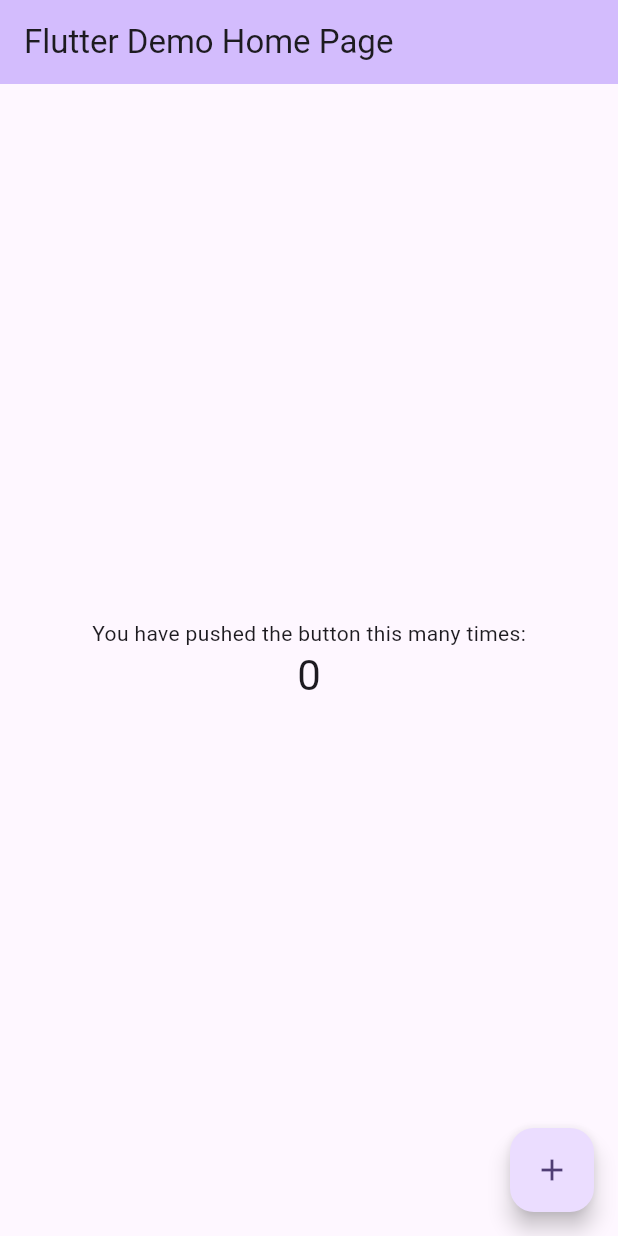
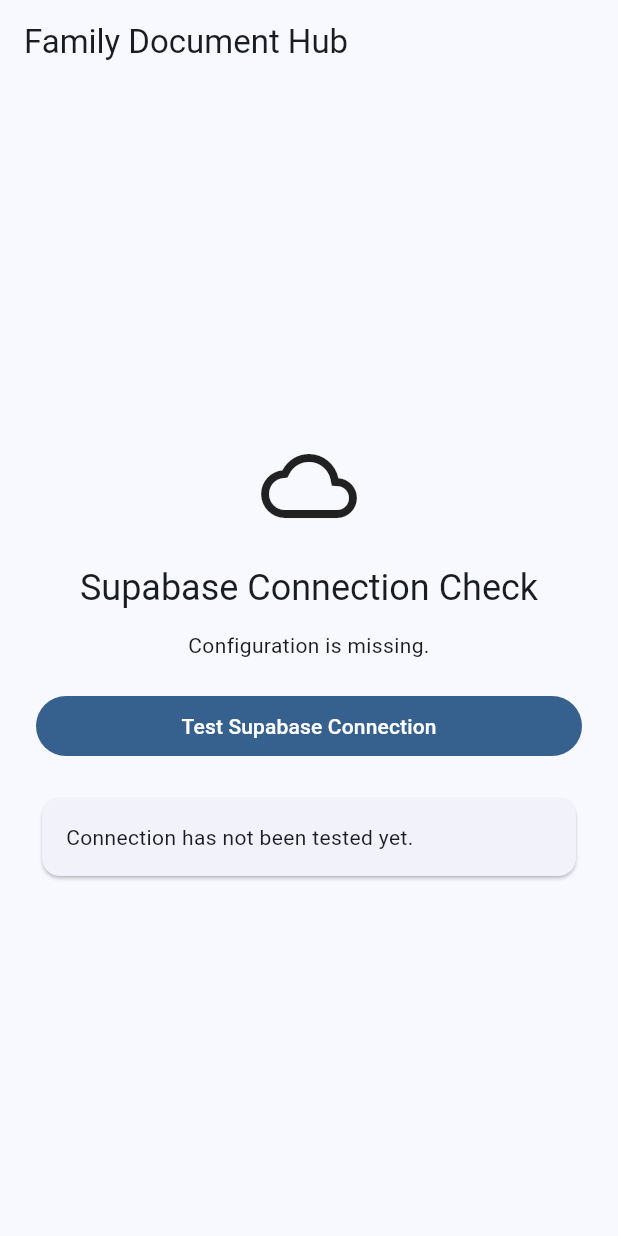
Before and after one commit to Hammad2311/family-document-hub, a Flutter app: the screen it shows after launch, on a phone screen of 412 x 824 dp. Run offline on Flutter 3.47's test engine with Material 3 defaults, Android fonts, the phone set to English and light mode, and no system bars; our stand-ins replace supabase_flutter; accounts and stored records are empty.

Commit message:
feat: initialize Flutter Supabase connection

```diff
--- /dev/null
+++ b/lib/core/config/supabase_config.dart
@@ -0,0 +1,14 @@
+class SupabaseConfig {
+  SupabaseConfig._();
+
+  static const String url = String.fromEnvironment(
+    'SUPABASE_URL',
+  );
+
+  static const String publishableKey = String.fromEnvironment(
+    'SUPABASE_PUBLISHABLE_KEY',
+  );
+
+  static bool get isConfigured =>
+      url.isNotEmpty && publishableKey.isNotEmpty;
+}
--- a/lib/main.dart
+++ b/lib/main.dart
@@ -1,121 +1,170 @@
 import 'package:flutter/material.dart';
+import 'package:supabase_flutter/supabase_flutter.dart';
 
-void main() {
-  runApp(const MyApp());
+import 'core/config/supabase_config.dart';
+
+Future<void> main() async {
+  WidgetsFlutterBinding.ensureInitialized();
+
+  final isConfigured = SupabaseConfig.isConfigured;
+
+  if (isConfigured) {
+    await Supabase.initialize(
+      url: SupabaseConfig.url,
+      publishableKey: SupabaseConfig.publishableKey,
+    );
+  }
+
+  runApp(
+    FamilyDocumentHubApp(
+      isSupabaseConfigured: isConfigured,
+    ),
+  );
 }
 
-class MyApp extends StatelessWidget {
-  const MyApp({super.key});
+class FamilyDocumentHubApp extends StatelessWidget {
+  const FamilyDocumentHubApp({
+    required this.isSupabaseConfigured,
+    super.key,
+  });
 
-  // This widget is the root of your application.
+  final bool isSupabaseConfigured;
+
   @override
   Widget build(BuildContext context) {
     return MaterialApp(
-      title: 'Flutter Demo',
+      title: 'Family Document Hub',
+      debugShowCheckedModeBanner: false,
       theme: ThemeData(
-        // This is the theme of your application.
-        //
-        // TRY THIS: Try running your application with "flutter run". You'll see
-        // the application has a purple toolbar. Then, without quitting the app,
-        // try changing the seedColor in the colorScheme below to Colors.green
-        // and then invoke "hot reload" (save your changes or press the "hot
-        // reload" button in a Flutter-supported IDE, or press "r" if you used
-        // the command line to start the app).
-        //
-        // Notice that the counter didn't reset back to zero; the application
-        // state is not lost during the reload. To reset the state, use hot
-        // restart instead.
-        //
-        // This works for code too, not just values: Most code changes can be
-        // tested with just a hot reload.
-        colorScheme: .fromSeed(seedColor: Colors.deepPurple),
+        colorScheme: ColorScheme.fromSeed(
+          seedColor: Colors.blue,
+        ),
+        useMaterial3: true,
       ),
-      home: const MyHomePage(title: 'Flutter Demo Home Page'),
+      home: SupabaseConnectionPage(
+        isConfigured: isSupabaseConfigured,
+      ),
     );
   }
 }
 
-class MyHomePage extends StatefulWidget {
-  const MyHomePage({super.key, required this.title});
+class SupabaseConnectionPage extends StatefulWidget {
+  const SupabaseConnectionPage({
+    required this.isConfigured,
+    super.key,
+  });
 
-  // This widget is the home page of your application. It is stateful, meaning
-  // that it has a State object (defined below) that contains fields that affect
-  // how it looks.
-
-  // This class is the configuration for the state. It holds the values (in this
-  // case the title) provided by the parent (in this case the App widget) and
-  // used by the build method of the State. Fields in a Widget subclass are
-  // always marked "final".
-
-  final String title;
+  final bool isConfigured;
 
   @override
-  State<MyHomePage> createState() => _MyHomePageState();
+  State<SupabaseConnectionPage> createState() =>
+      _SupabaseConnectionPageState();
 }
 
-class _MyHomePageState extends State<MyHomePage> {
-  int _counter = 0;
+class _SupabaseConnectionPageState
+    extends State<SupabaseConnectionPage> {
+  String _status = 'Connection has not been tested yet.';
+  bool _isChecking = false;
 
-  void _incrementCounter() {
+  Future<void> _testConnection() async {
+    if (!widget.isConfigured) {
+      setState(() {
+        _status =
+            'Configuration missing. Start the app with the required '
+            'SUPABASE_URL and SUPABASE_PUBLISHABLE_KEY values.';
+      });
+      return;
+    }
+
     setState(() {
-      // This call to setState tells the Flutter framework that something has
-      // changed in this State, which causes it to rerun the build method below
-      // so that the display can reflect the updated values. If we changed
-      // _counter without calling setState(), then the build method would not be
-      // called again, and so nothing would appear to happen.
-      _counter++;
+      _isChecking = true;
+      _status = 'Checking Supabase connection...';
     });
+
+    try {
+      final rows = await Supabase.instance.client
+          .from('document_categories')
+          .select('id')
+          .limit(1);
+
+      if (!mounted) return;
+
+      setState(() {
+        _status =
+            'Supabase API responded successfully.\n'
+            'Accessible category rows: ${rows.length}.\n\n'
+            'An empty result can be normal before login because '
+            'our RLS policies restrict category reads to authenticated '
+            'users.';
+      });
+    } catch (error) {
+      if (!mounted) return;
+
+      setState(() {
+        _status = 'Connection check failed:\n$error';
+      });
+    } finally {
+      if (mounted) {
+        setState(() {
+          _isChecking = false;
+        });
+      }
+    }
   }
 
   @override
   Widget build(BuildContext context) {
-    // This method is rerun every time setState is called, for instance as done
-    // by the _incrementCounter method above.
-    //
-    // The Flutter framework has been optimized to make rerunning build methods
-    // fast, so that you can just rebuild anything that needs updating rather
-    // than having to individually change instances of widgets.
     return Scaffold(
       appBar: AppBar(
-        // TRY THIS: Try changing the color here to a specific color (to
-        // Colors.amber, perhaps?) and trigger a hot reload to see the AppBar
-        // change color while the other colors stay the same.
-        backgroundColor: Theme.of(context).colorScheme.inversePrimary,
-        // Here we take the value from the MyHomePage object that was created by
-        // the App.build method, and use it to set our appbar title.
-        title: Text(widget.title),
+        title: const Text('Family Document Hub'),
       ),
       body: Center(
-        // Center is a layout widget. It takes a single child and positions it
-        // in the middle of the parent.
-        child: Column(
-          // Column is also a layout widget. It takes a list of children and
-          // arranges them vertically. By default, it sizes itself to fit its
-          // children horizontally, and tries to be as tall as its parent.
-          //
-          // Column has various properties to control how it sizes itself and
-          // how it positions its children. Here we use mainAxisAlignment to
-          // center the children vertically; the main axis here is the vertical
-          // axis because Columns are vertical (the cross axis would be
-          // horizontal).
-          //
-          // TRY THIS: Invoke "debug painting" (choose the "Toggle Debug Paint"
-          // action in the IDE, or press "p" in the console), to see the
-          // wireframe for each widget.
-          mainAxisAlignment: .center,
-          children: [
-            const Text('You have pushed the button this many times:'),
-            Text(
-              '$_counter',
-              style: Theme.of(context).textTheme.headlineMedium,
+        child: ConstrainedBox(
+          constraints: const BoxConstraints(maxWidth: 520),
+          child: Padding(
+            padding: const EdgeInsets.all(24),
+            child: Column(
+              mainAxisAlignment: MainAxisAlignment.center,
+              crossAxisAlignment: CrossAxisAlignment.stretch,
+              mainAxisSize: MainAxisSize.min,
+              children: [
+                const Icon(
+                  Icons.cloud_outlined,
+                  size: 64,
+                ),
+                const SizedBox(height: 20),
+                Text(
+                  'Supabase Connection Check',
+                  textAlign: TextAlign.center,
+                  style: Theme.of(context).textTheme.headlineSmall,
+                ),
+                const SizedBox(height: 12),
+                Text(
+                  widget.isConfigured
+                      ? 'Configuration loaded.'
+                      : 'Configuration is missing.',
+                  textAlign: TextAlign.center,
+                ),
+                const SizedBox(height: 20),
+                FilledButton(
+                  onPressed: _isChecking ? null : _testConnection,
+                  child: Text(
+                    _isChecking
+                        ? 'Checking...'
+                        : 'Test Supabase Connection',
+                  ),
+                ),
+                const SizedBox(height: 20),
+                Card(
+                  child: Padding(
+                    padding: const EdgeInsets.all(16),
+                    child: SelectableText(_status),
+                  ),
+                ),
+              ],
             ),
-          ],
+          ),
         ),
-      ),
-      floatingActionButton: FloatingActionButton(
-        onPressed: _incrementCounter,
-        tooltip: 'Increment',
-        child: const Icon(Icons.add),
       ),
     );
   }
```
Also changed, not shown: 1 other file.
